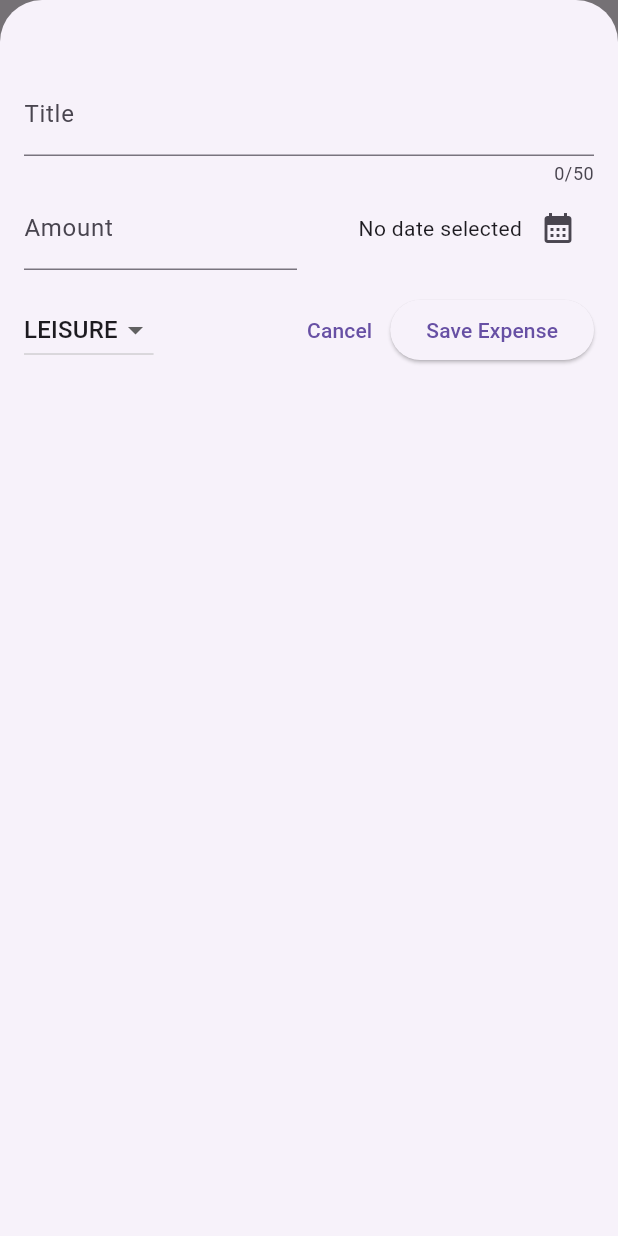
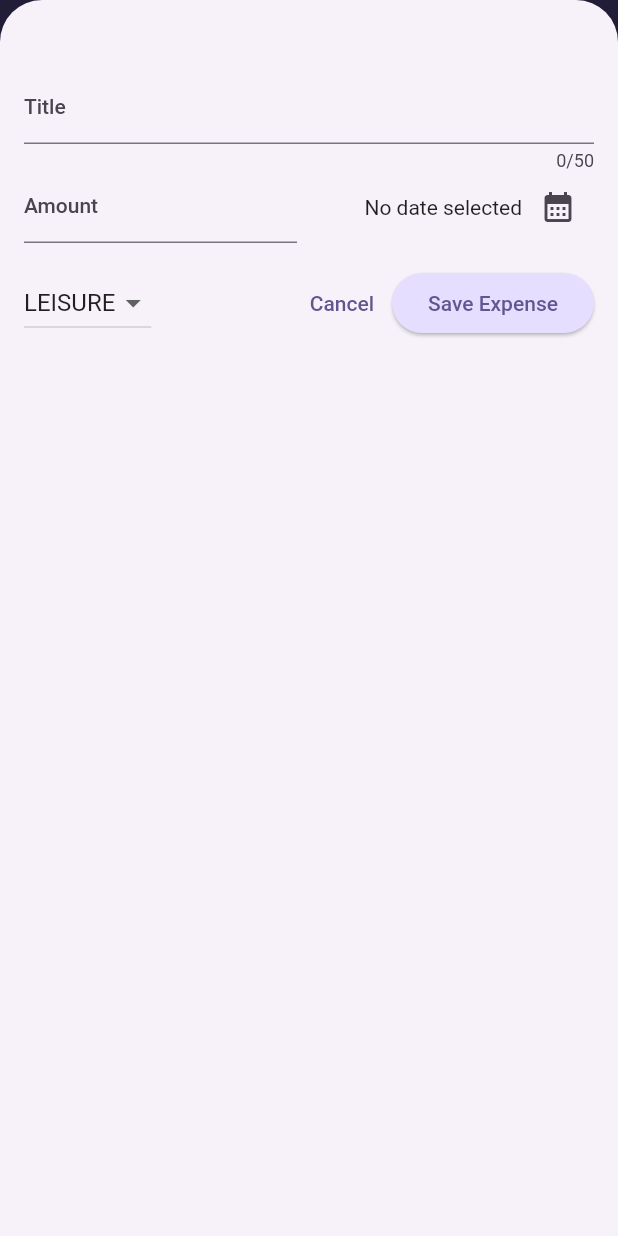
Before and after one commit to Subha-5/Flutter-Expense-Tracker, a Flutter app: the screen it shows after launch, after a tap on the "add" icon, on a phone screen of 412 x 824 dp. Run offline on Flutter 3.47's test engine with Material 2 defaults, Android fonts, the phone set to English and light mode, and no system bars.

Commit message:
Theming and setting up themes and using color schemes

```diff
--- a/lib/main.dart
+++ b/lib/main.dart
@@ -2,10 +2,39 @@ import 'package:flutter/material.dart';
 
 import 'package:expense_tracker/widgets/expenses.dart';
 
+var kColorScheme =
+    ColorScheme.fromSeed(seedColor: const Color.fromARGB(255, 138, 116, 238));
+
 void main() {
   runApp(
     MaterialApp(
-      theme: ThemeData(useMaterial3: true),
+      theme: ThemeData().copyWith(
+        useMaterial3: true,
+        colorScheme: kColorScheme,
+        appBarTheme: const AppBarTheme().copyWith(
+          backgroundColor: kColorScheme.onPrimaryContainer,
+          foregroundColor: kColorScheme.primaryContainer,
+        ),
+        cardTheme: const CardTheme().copyWith(
+          color: kColorScheme.secondaryContainer,
+          margin: const EdgeInsets.symmetric(
+            horizontal: 16,
+            vertical: 8,
+          ),
+        ),
+        elevatedButtonTheme: ElevatedButtonThemeData(
+          style: ElevatedButton.styleFrom(
+            backgroundColor: kColorScheme.primaryContainer,
+          ),
+        ),
+        textTheme: ThemeData().textTheme.copyWith(
+              titleLarge: TextStyle(
+                fontWeight: FontWeight.bold,
+                color: kColorScheme.onSecondaryContainer,
+                fontSize: 18,
+              ),
+            ),
+      ),
       home: const Expenses(),
     ),
   );
--- a/lib/widgets/expenses_list/expense_item.dart
+++ b/lib/widgets/expenses_list/expense_item.dart
@@ -16,8 +16,12 @@ class ExpenseItem extends StatelessWidget {
           horizontal: 20,
         ),
         child: Column(
+          crossAxisAlignment: CrossAxisAlignment.start,
           children: [
-            Text(expense.title),
+            Text(
+              expense.title,
+              style: Theme.of(context).textTheme.titleLarge,
+            ),
             const SizedBox(height: 4),
             Row(
               children: [
--- a/lib/widgets/expenses_list/expenses_list.dart
+++ b/lib/widgets/expenses_list/expenses_list.dart
@@ -18,6 +18,11 @@ class ExpensesList extends StatelessWidget {
     return ListView.builder(
       itemCount: expenses.length,
       itemBuilder: (ctx, index) => Dismissible(
+        background: Container(
+          color: Theme.of(context).colorScheme.error.withOpacity(0.80),
+          margin: EdgeInsets.symmetric(
+              horizontal: Theme.of(context).cardTheme.margin!.horizontal),
+        ),
         key: ValueKey(expenses[index]),
         onDismissed: (direction) {
           onRemoveExpense(expenses[index]);
```
